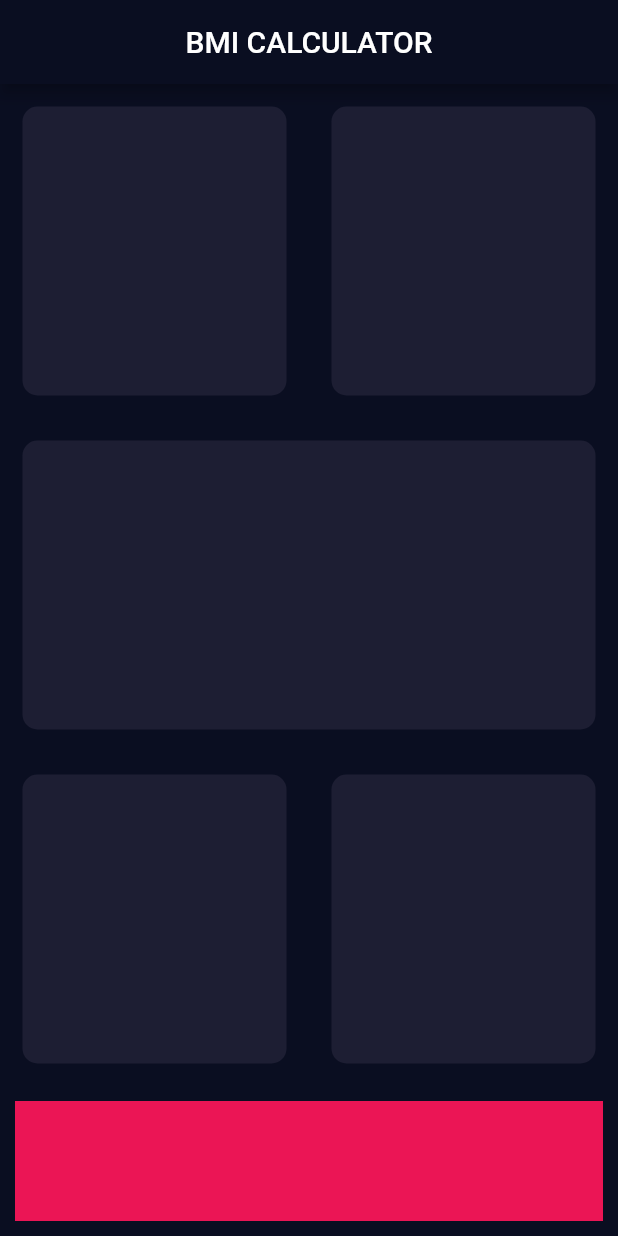
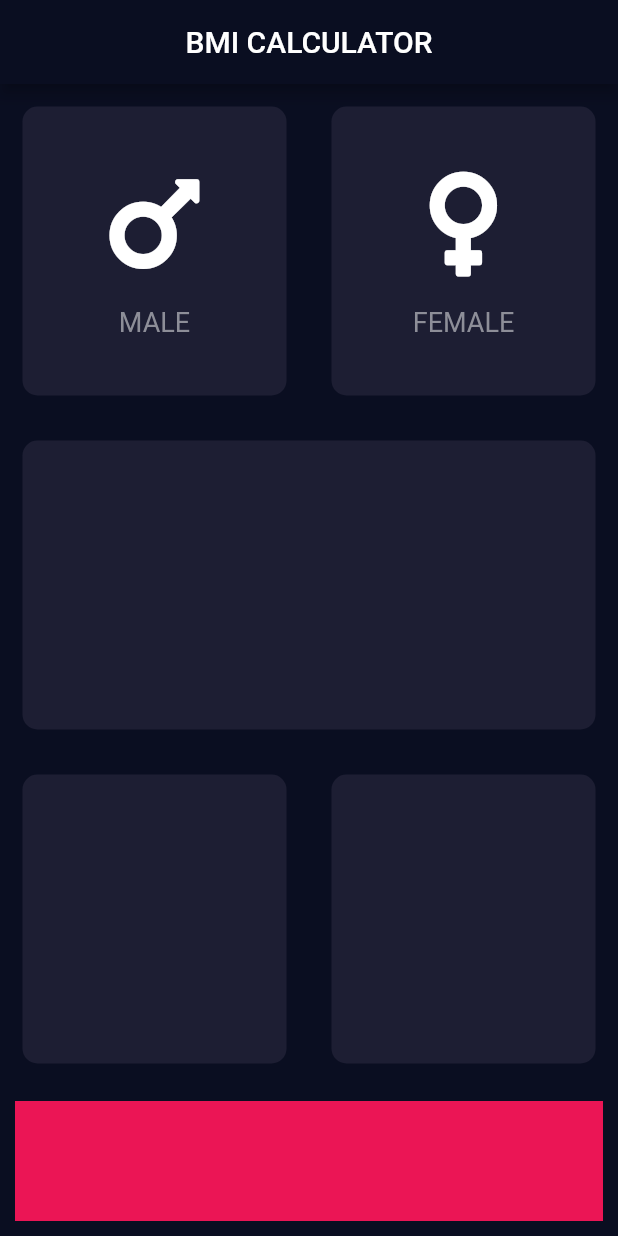
Before and after one commit to Yoonwoojae/bmi_calculator, a Flutter app: the screen it shows after launch, on a phone screen of 412 x 824 dp. Run offline on Flutter 3.47's test engine with Material 2 defaults, Android fonts, the phone set to English and light mode, and no system bars; our stand-ins replace font_awesome_flutter.

Commit message:
IconContent 클래스 추가

```diff
--- a/lib/input_page.dart
+++ b/lib/input_page.dart
@@ -1,4 +1,5 @@
 import 'package:flutter/material.dart';
+import 'package:font_awesome_flutter/font_awesome_flutter.dart';
 
 const bottomContainerHeight = 80.0;
 const activeCardColor = Color(0xFF1D1E33);
@@ -24,10 +25,22 @@ class _InputPageState extends State<InputPage> {
             child: Row(
               children: <Widget>[
                 Expanded(
-                  child: ReusableCard(color: activeCardColor),
+                  child: ReusableCard(
+                    color: activeCardColor,
+                    cardChild: IconContent(
+                      icon: FontAwesomeIcons.mars,
+                      label: 'MALE',
+                    ),
+                  ),
                 ),
                 Expanded(
-                  child: ReusableCard(color: activeCardColor),
+                  child: ReusableCard(
+                    color: activeCardColor,
+                    cardChild: IconContent(
+                      icon: FontAwesomeIcons.venus,
+                      label: 'FEMALE',
+                    ),
+                  ),
                 ),
               ],
             ),
@@ -59,14 +72,46 @@ class _InputPageState extends State<InputPage> {
   }
 }
 
+class IconContent extends StatelessWidget {
+  IconContent({this.icon, this.label});
+
+  final IconData icon;
+  final String label;
+
+  @override
+  Widget build(BuildContext context) {
+    return Column(
+      mainAxisAlignment: MainAxisAlignment.center,
+      children: <Widget>[
+        Icon(
+          icon,
+          size: 80.0,
+        ),
+        SizedBox(
+          height: 15.0,
+        ),
+        Text(
+          label,
+          style: TextStyle(
+            fontSize: 18.0,
+            color: Color(0xFF8D8E98),
+          ),
+        ),
+      ],
+    );
+  }
+}
+
 class ReusableCard extends StatelessWidget {
-  ReusableCard({@required this.color});
+  ReusableCard({@required this.color, this.cardChild});
 
   final Color color;
+  final Widget cardChild;
 
   @override
   Widget build(BuildContext context) {
     return Container(
+      child: cardChild,
       margin: EdgeInsets.all(15.0),
       decoration: BoxDecoration(
         color: color,
```
